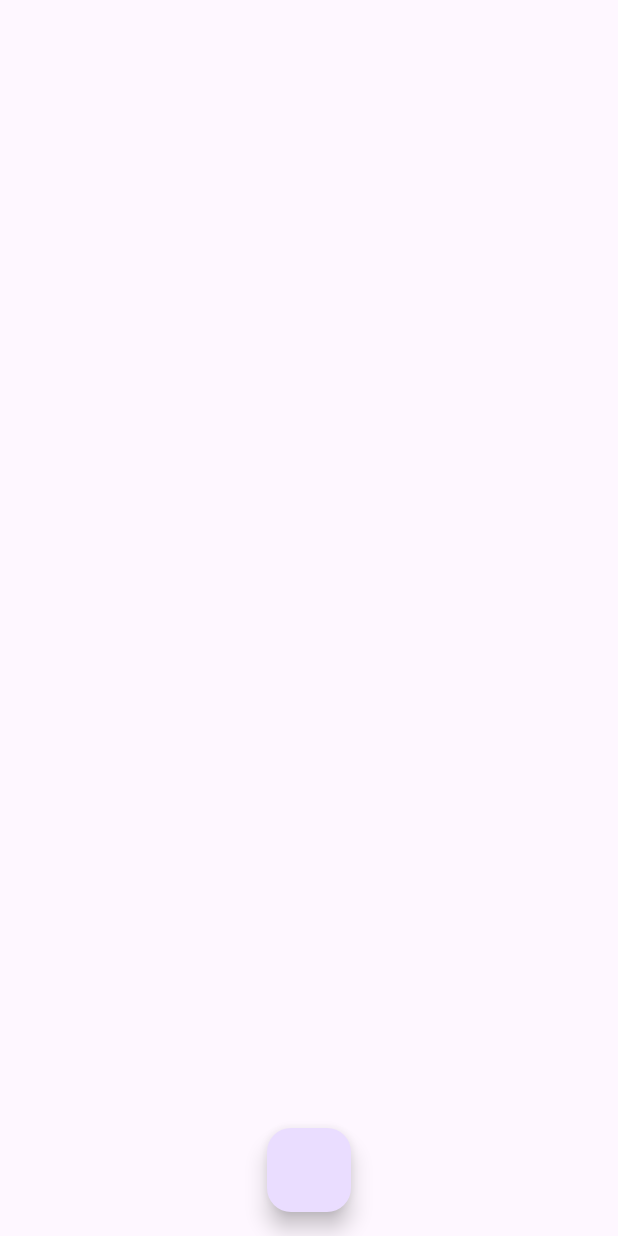
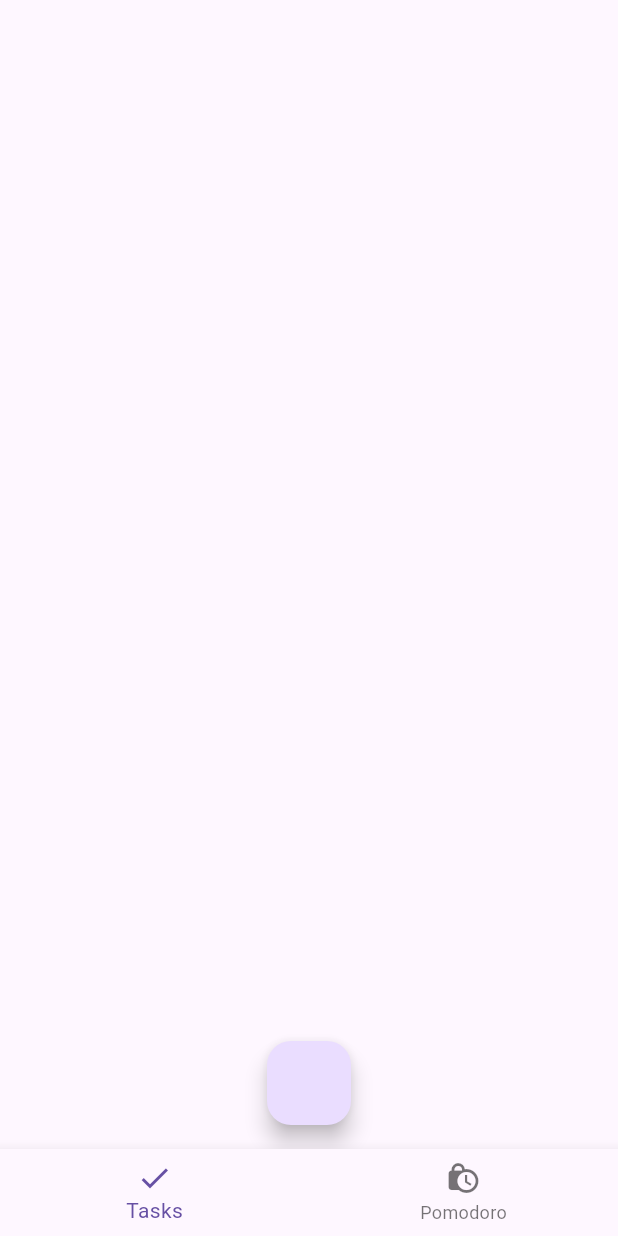
Before and after one commit to iamrdv296/the_todo_app, a Flutter app: the screen it shows after launch, on a phone screen of 412 x 824 dp. Run offline on Flutter 3.47's test engine with Material 3 defaults, Android fonts, the phone set to English and light mode, and no system bars; our stand-ins replace flutter_riverpod, freezed_annotation, riverpod_annotation; generated files the repository leaves out were written again.

Commit message:
feat(ui): added basic ui navigation

```diff
--- a/lib/main.dart
+++ b/lib/main.dart
@@ -21,6 +21,12 @@ class MyApp extends StatelessWidget {
         body: SafeArea(
           child: Padding(padding: padding, child: homeWidget),
         ),
+        bottomNavigationBar: BottomNavigationBar(
+          items: [
+            BottomNavigationBarItem(icon: Icon(Icons.check), label: "Tasks"),
+            BottomNavigationBarItem(icon: Icon(Icons.lock_clock), label: "Pomodoro")
+          ]
+        ),
       ),
     );
   }
```
